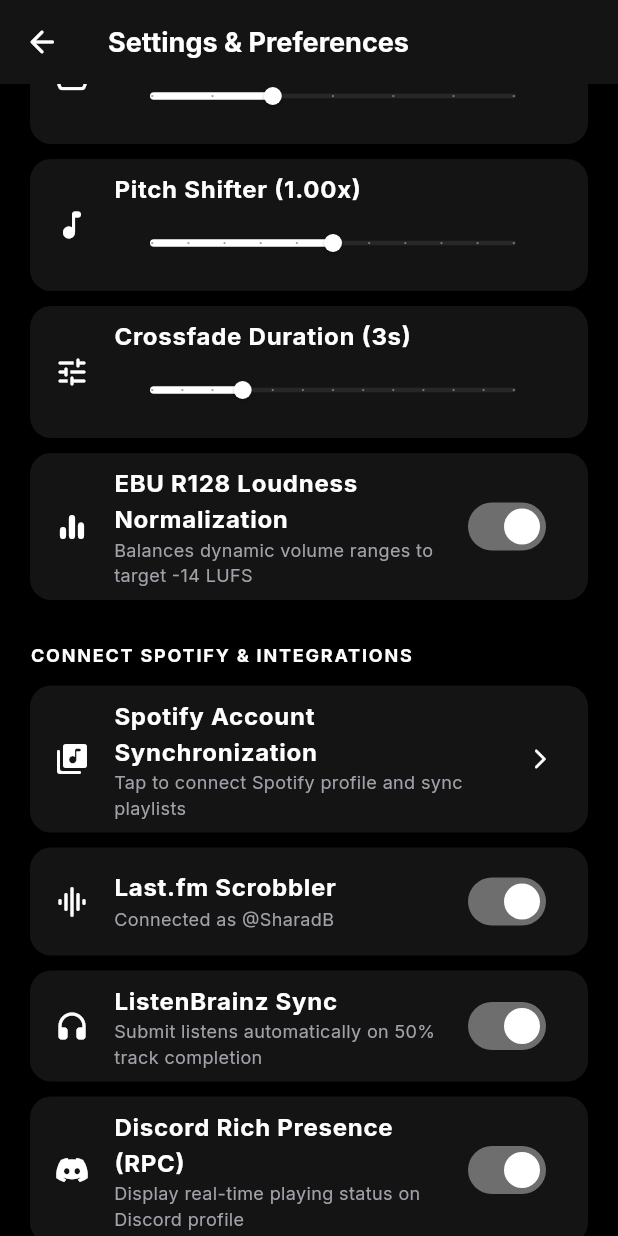
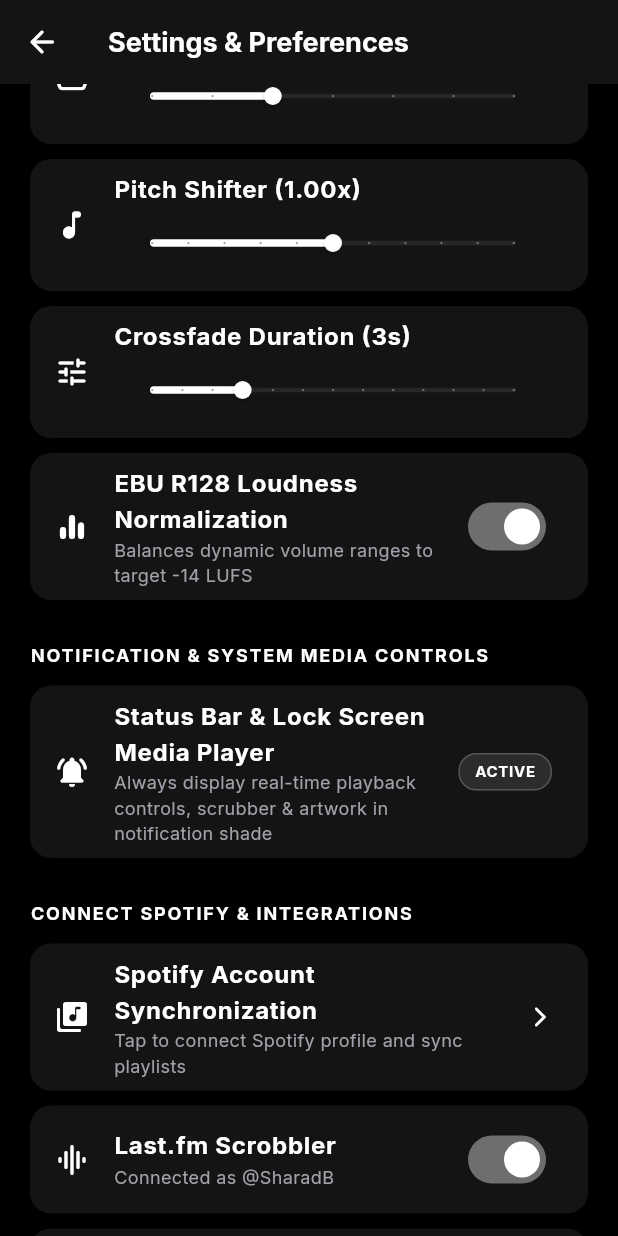
Before and after one commit to SharadS28N/raspberry-pi-music-player, a Flutter app: the SettingsView screen opened directly, scrolled down 488 dp, on a phone screen of 412 x 824 dp. Run offline on Flutter 3.47's test engine with Material 3 defaults, Android fonts, the phone set to English and light mode, and no system bars; our stand-ins replace google_fonts, just_audio, just_audio_background, permission_handler, shared_preferences; missing offline and left inert: youtube_explode_dart; accounts and stored records are empty; network calls fail.

Commit message:
feat(mobile): fix notification panel media controls, ongoing background service, and Android 13+ permission flow; recompile release APK

```diff
--- a/mobile/lib/services/audio_player_service.dart
+++ b/mobile/lib/services/audio_player_service.dart
@@ -4,6 +4,7 @@ import 'dart:io';
 import 'package:flutter/foundation.dart';
 import 'package:just_audio/just_audio.dart';
 import 'package:just_audio_background/just_audio_background.dart';
+import 'package:permission_handler/permission_handler.dart';
 import 'package:shared_preferences/shared_preferences.dart';
 import '../models/track.dart';
 import 'youtube_service.dart';
@@ -69,6 +70,14 @@ class AudioPlayerService extends ChangeNotifier {
           _player.play();
         } else {
           skipToNext();
+        }
+      }
+    });
+    _player.durationStream.listen((dur) {
+      if (dur != null && dur > Duration.zero && _currentTrack != null) {
+        if (_currentTrack!.duration == Duration.zero) {
+          _currentTrack = _currentTrack!.copyWith(duration: dur);
+          notifyListeners();
         }
       }
     });
@@ -225,6 +234,8 @@ class AudioPlayerService extends ChangeNotifier {
       title: track.title,
       artist: track.artist.isNotEmpty ? track.artist : 'OpenAamps Artist',
       artUri: artUri,
+      duration: track.duration > Duration.zero ? track.duration : null,
+      playable: true,
     );
   }
 
@@ -276,6 +287,14 @@ class AudioPlayerService extends ChangeNotifier {
   }
 
   Future<void> playTrack(Track track) async {
+    // Proactively verify notification permissions for Android 13+ lockscreen / notification panel
+    try {
+      final status = await Permission.notification.status;
+      if (!status.isGranted) {
+        await Permission.notification.request();
+      }
+    } catch (_) {}
+
     _currentTrack = track;
     _isLoading = true;
 
--- a/mobile/lib/views/settings_view.dart
+++ b/mobile/lib/views/settings_view.dart
@@ -1,4 +1,5 @@
 import 'package:flutter/material.dart';
+import 'package:permission_handler/permission_handler.dart';
 import '../services/account_service.dart';
 import '../services/audio_player_service.dart';
 import '../services/integration_service.dart';
@@ -244,6 +245,54 @@ class _SettingsViewState extends State<SettingsView> {
             onChanged: (val) {
               _settings.setLoudnessNormalization(val);
               _audio.setLoudnessNormalization(val);
+            },
+          ),
+          const SizedBox(height: 28),
+
+          // Section 4: Notification & System Media Controls
+          const Text(
+            'NOTIFICATION & SYSTEM MEDIA CONTROLS',
+            style: TextStyle(color: Colors.white, fontSize: 12, fontWeight: FontWeight.bold, letterSpacing: 1.2),
+          ),
+          const SizedBox(height: 12),
+
+          ListTile(
+            shape: RoundedRectangleBorder(borderRadius: BorderRadius.circular(14)),
+            tileColor: const Color(0xFF141414),
+            leading: const Icon(Icons.notifications_active_rounded, color: Colors.white),
+            title: const Text('Status Bar & Lock Screen Media Player', style: TextStyle(color: Colors.white, fontWeight: FontWeight.bold)),
+            subtitle: const Text('Always display real-time playback controls, scrubber & artwork in notification shade', style: TextStyle(color: Color(0xFFA1A1AA), fontSize: 12)),
+            trailing: Container(
+              padding: const EdgeInsets.symmetric(horizontal: 10, vertical: 4),
+              decoration: BoxDecoration(
+                color: Colors.white.withValues(alpha: 0.1),
+                borderRadius: BorderRadius.circular(12),
+                border: Border.all(color: Colors.white.withValues(alpha: 0.2)),
+              ),
+              child: const Text('ACTIVE', style: TextStyle(color: Colors.white, fontSize: 10, fontWeight: FontWeight.bold)),
+            ),
+            onTap: () async {
+              final status = await Permission.notification.status;
+              if (!status.isGranted) {
+                final req = await Permission.notification.request();
+                if (context.mounted) {
+                  ScaffoldMessenger.of(context).showSnackBar(
+                    SnackBar(
+                      content: Text(req.isGranted ? 'Notification permissions granted!' : 'Permission denied. Please enable notifications in Android Settings.'),
+                      backgroundColor: const Color(0xFF222222),
+                    ),
+                  );
+                }
+              } else {
+                if (context.mounted) {
+                  ScaffoldMessenger.of(context).showSnackBar(
+                    const SnackBar(
+                      content: Text('Notification & Lock Screen controls are active and granted.'),
+                      backgroundColor: const Color(0xFF222222),
+                    ),
+                  );
+                }
+              }
             },
           ),
           const SizedBox(height: 28),
```
Also changed, not shown: mobile/lib/main.dart (+16 -5 lines).
